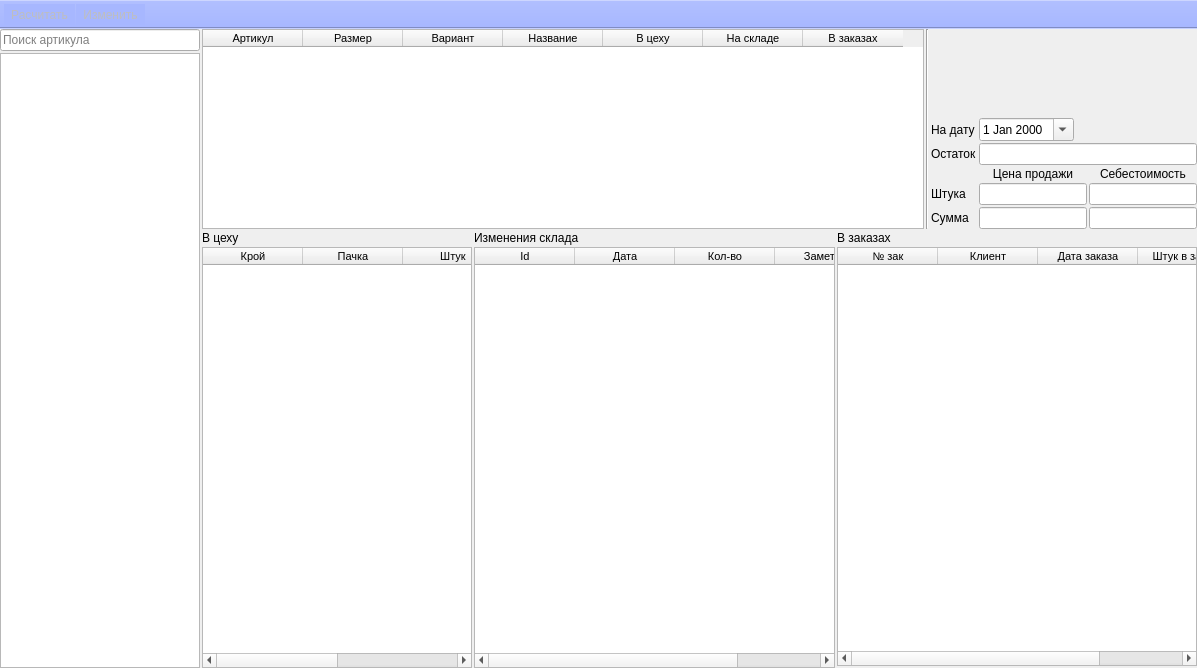
Before: the Qt Designer form ui/warehouse_product_info_2.ui in Meller008/CRM-Avi, drawn with Qt 5.
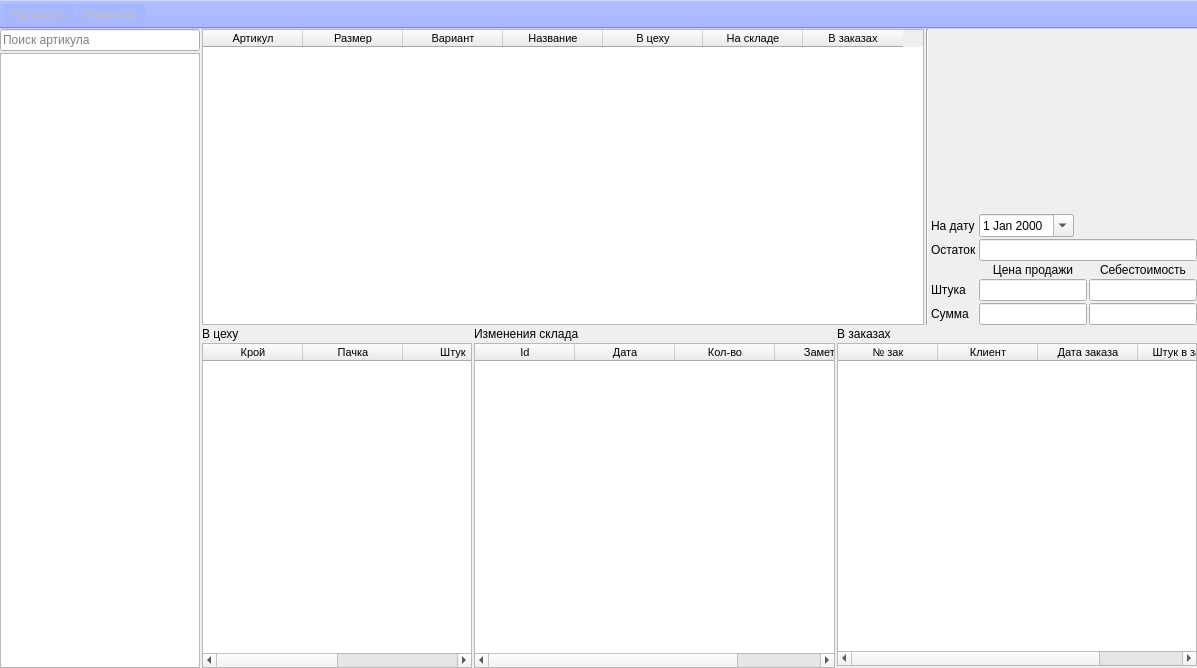
After: the same form once the commit is applied.

Commit message: Работа - правка склада

```diff
--- a/ui/warehouse_product_info_2.ui
+++ b/ui/warehouse_product_info_2.ui
@@ -34,7 +34,7 @@
      <number>2</number>
     </property>
     <item row="0" column="0">
-     <layout class="QGridLayout" name="gridLayout" columnstretch="4,0">
+     <layout class="QGridLayout" name="gridLayout" rowstretch="0,4,5" columnstretch="4,0">
       <property name="leftMargin">
        <number>0</number>
       </property>
```
Left out of the diff: 34 changed lines with no effect on the pictures. The commit also changes 1 other file.
